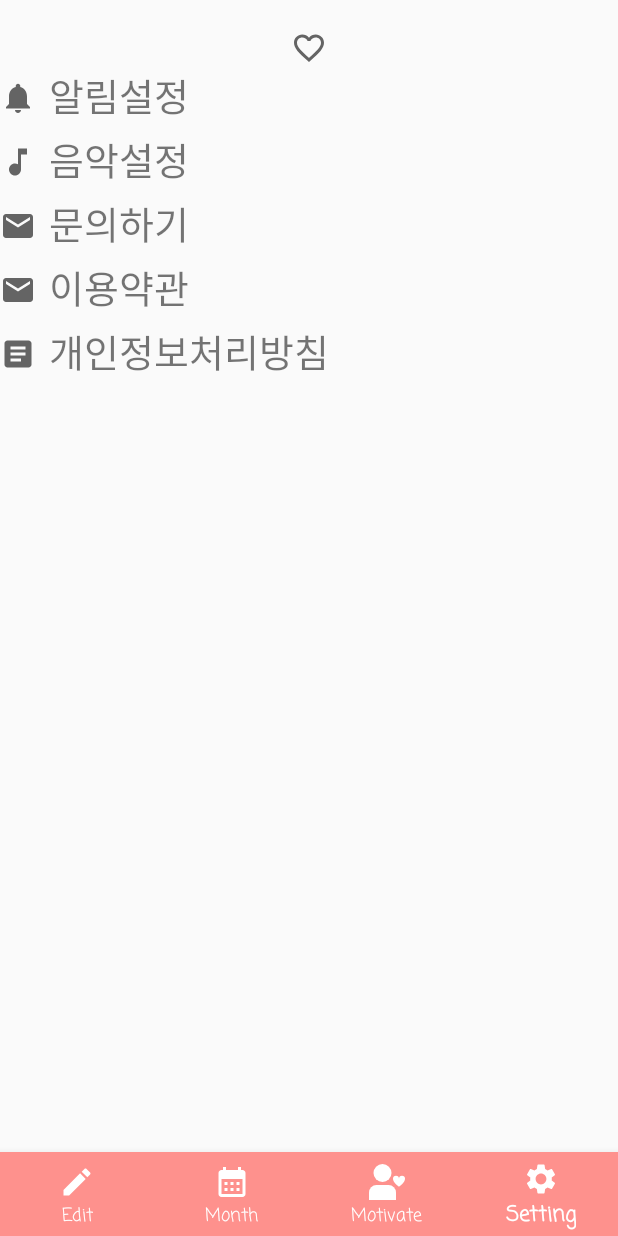
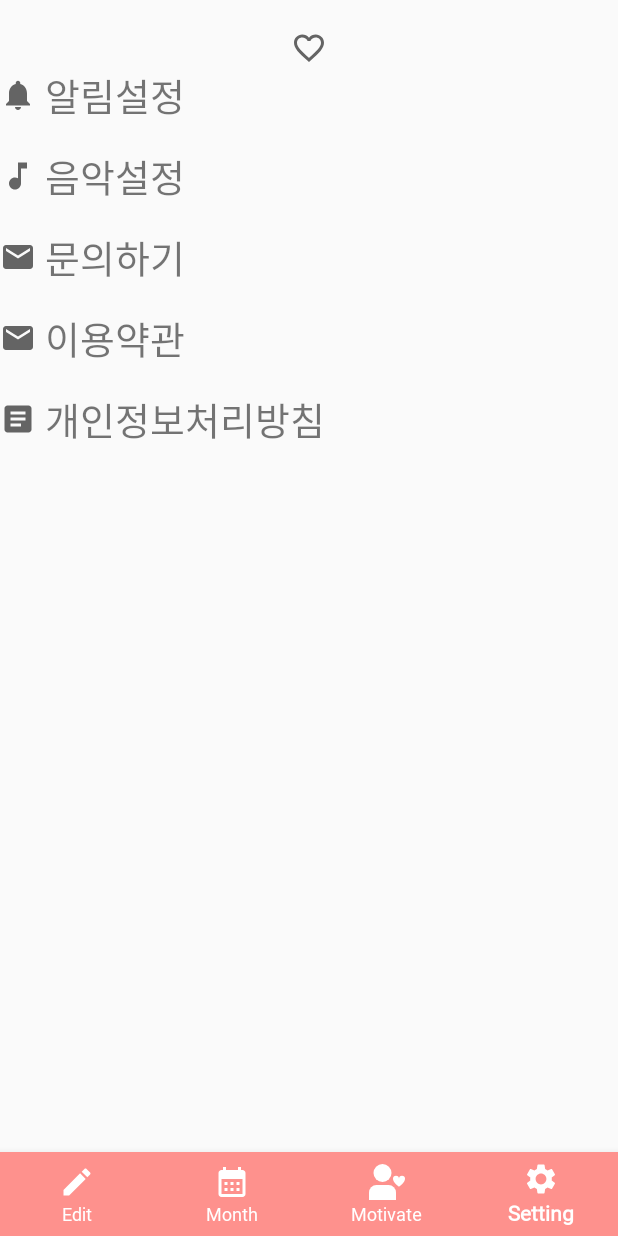
Before and after one commit to Hyevvy/ThankDiary, an Android app: the screen it shows after launch (MainActivity), item 4 of the bottom bar chosen, on a phone screen of 412 x 824 dp. Run offline under Robolectric (Android 15) with nearby library versions, the phone set to English and light mode, and no system bars; libraries missing offline, so code that uses them is left out: com.prolificinteractive.materialcalendarview, com.roomorama.caldroid.

Commit message:
font 변경

```diff
--- a/app/src/main/res/layout/fragment_edit.xml
+++ b/app/src/main/res/layout/fragment_edit.xml
@@ -23,7 +23,7 @@
         android:layout_weight="1"
         android:layout_margin="20dp"
         android:background="@drawable/et_border"
-        android:fontFamily="@font/comingcoon"
+        android:fontFamily="@font/nanumgothic"
         android:hint="Write A Today's Gratitude Journal !"
         android:privateImeOptions="defaultInputmode=korean"
         android:id="@+id/etTodayTD">
@@ -33,7 +33,7 @@
         android:layout_width="wrap_content"
         android:layout_height="wrap_content"
         android:id="@+id/submitBtn"
-        android:fontFamily="@font/comingcoon"
+        android:fontFamily="@font/nanumgothic"
         android:text="SUBMIT"
         android:layout_marginBottom="20dp"
         ></Button>
@@ -43,7 +43,7 @@
         android:layout_height="wrap_content"
         android:id="@+id/updateBtn"
         android:visibility="gone"
-        android:fontFamily="@font/comingcoon"
+        android:fontFamily="@font/nanumgothic"
         android:text="EDIT"
         android:layout_marginBottom="20dp"></Button>
 
--- a/app/src/main/res/layout/fragment_setting.xml
+++ b/app/src/main/res/layout/fragment_setting.xml
@@ -6,6 +6,7 @@
     <LinearLayout
         android:layout_width="match_parent"
         android:layout_height="wrap_content"
+        android:layout_marginBottom="15dp"
         >
         <ImageView
             android:layout_width="wrap_content"
@@ -18,6 +19,7 @@
             android:layout_height="wrap_content"
             android:textSize="25dp"
             android:id="@+id/setting_first_tab"
+            android:fontFamily="@font/nanumgothic"
             android:text=" 알림설정">
         </TextView>
     </LinearLayout>
@@ -25,6 +27,7 @@
     <LinearLayout
         android:layout_width="match_parent"
         android:layout_height="wrap_content"
+        android:layout_marginBottom="15dp"
         >
         <ImageView
             android:layout_width="wrap_content"
@@ -36,6 +39,7 @@
             android:layout_width="wrap_content"
             android:layout_height="wrap_content"
             android:textSize="25dp"
+            android:fontFamily="@font/nanumgothic"
             android:id="@+id/setting_second_tab"
             android:text=" 음악설정">
         </TextView>
@@ -45,7 +49,9 @@
 
     <LinearLayout
         android:layout_width="match_parent"
-        android:layout_height="wrap_content">
+        android:layout_height="wrap_content"
+        android:layout_marginBottom="15dp"
+        >
         <ImageView
             android:layout_width="wrap_content"
             android:layout_height="wrap_content"
@@ -56,6 +62,7 @@
             android:layout_height="wrap_content"
             android:textSize="25dp"
             android:id="@+id/setting_third_tab"
+            android:fontFamily="@font/nanumgothic"
             android:text=" 문의하기">
         </TextView>
     </LinearLayout>
@@ -63,7 +70,9 @@
 
     <LinearLayout
         android:layout_width="match_parent"
-        android:layout_height="wrap_content">
+        android:layout_height="wrap_content"
+        android:layout_marginBottom="15dp"
+        >
         <ImageView
             android:layout_width="wrap_content"
             android:layout_height="wrap_content"
@@ -72,6 +81,7 @@
         <TextView
             android:layout_width="wrap_content"
             android:layout_height="wrap_content"
+            android:fontFamily="@font/nanumgothic"
             android:id="@+id/setting_fourth_tab"
             android:textSize="25dp"
             android:text=" 이용약관">
@@ -80,7 +90,9 @@
 
     <LinearLayout
         android:layout_width="match_parent"
-        android:layout_height="wrap_content">
+        android:layout_height="wrap_content"
+        android:layout_marginBottom="15dp"
+        >
         <ImageView
             android:layout_width="wrap_content"
             android:layout_height="wrap_content"
@@ -90,6 +102,7 @@
             android:layout_width="wrap_content"
             android:layout_height="wrap_content"
             android:textSize="25dp"
+            android:fontFamily="@font/nanumgothic"
             android:id="@+id/setting_fifth_tab"
             android:text=" 개인정보처리방침">
         </TextView>
--- a/app/src/main/res/values/font_style.xml
+++ b/app/src/main/res/values/font_style.xml
@@ -1,23 +1,23 @@
 <?xml version="1.0" encoding="utf-8"?>
 <resources>
     <style name="customTextViewFontStyle" parent="@android:style/Widget.DeviceDefault.TextView">
-        <item name="android:fontFamily">@font/comingcoon</item>
+        <item name="android:fontFamily">@font/nanumgothic</item>
     </style>
 
     <style name="customButtonFontStyle" parent="@android:style/Widget.DeviceDefault.Button">
-        <item name="android:fontFamily">@font/comingcoon</item>
+        <item name="android:fontFamily">@font/nanumgothic</item>
     </style>
 
     <style name="customEditTextFontStyle" parent="@android:style/Widget.DeviceDefault.EditText">
-        <item name="android:fontFamily">@font/comingcoon</item>
+        <item name="android:fontFamily">@font/nanumgothic</item>
     </style>
 
     <style name="customRadioButtonFontStyle" parent="@android:style/Widget.DeviceDefault.CompoundButton.RadioButton">
-        <item name="android:fontFamily">@font/comingcoon</item>
+        <item name="android:fontFamily">@font/nanumgothic</item>
     </style>
 
     <style name="customCheckboxFontStyle" parent="@android:style/Widget.DeviceDefault.CompoundButton.CheckBox">
-        <item name="android:fontFamily">@font/comingcoon</item>
+        <item name="android:fontFamily">@font/nanumgothic</item>
     </style>
 
 </resources>
```
Also changed, not shown: app/src/main/res/values/styles.xml (+6 -6 lines), 2 other files.
